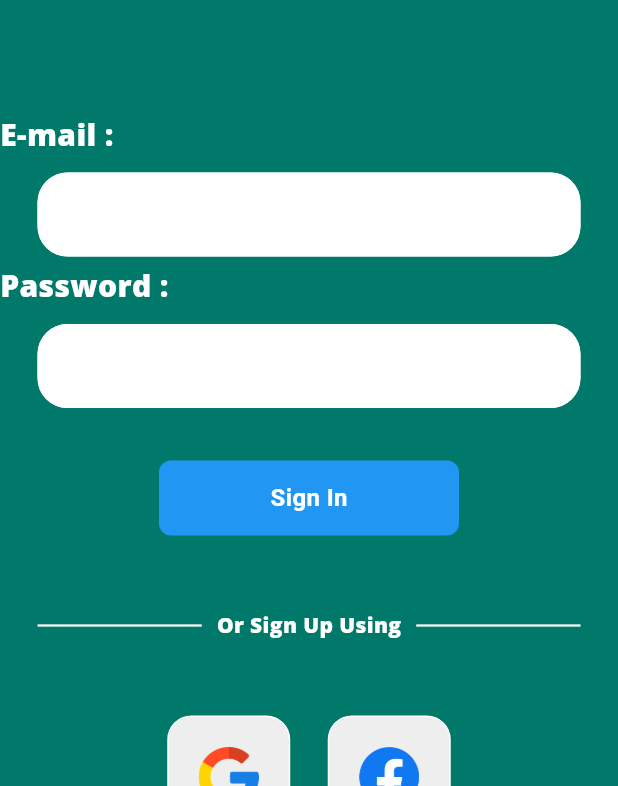
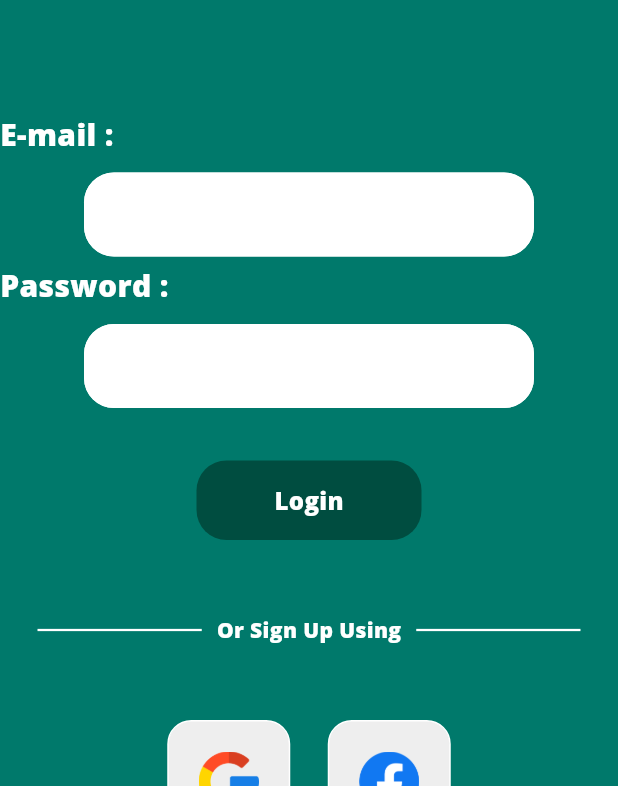
Before and after one commit to w1nx345/StudyHub_Frontend, a Flutter app: the screen it shows after launch, on a phone screen of 412 x 824 dp, the part 450-1236 px from its top. Run offline on Flutter 3.47's test engine with Material 3 defaults, Android fonts, the phone set to English and light mode, and no system bars; our stand-ins replace bubble, flutter_card_swiper, flutter_chat_types, flutter_chat_ui, flutter_secure_storage, google_fonts and 2 more.

Commit message:
Update UI components

```diff
--- a/lib/components/my_button.dart
+++ b/lib/components/my_button.dart
@@ -1,33 +1,31 @@
 import 'package:flutter/material.dart';
 
 class MyButton extends StatelessWidget {
-  final VoidCallback onTap;
-  final double width;
+  final Function()? onTap;
+  final double? width;
 
-  const MyButton({
-    required this.onTap,
-    required this.width,
-    Key? key,
-  }) : super(key: key);
+  const MyButton({super.key, required this.onTap, this.width});
 
   @override
   Widget build(BuildContext context) {
     return GestureDetector(
       onTap: onTap,
       child: Container(
-        width: width,
-        height: 50,
+        width: 150,
+        padding: const EdgeInsets.all(15),
+        margin: const EdgeInsets.symmetric(horizontal: 15),
         decoration: BoxDecoration(
-          color: Colors.blue,
-          borderRadius: BorderRadius.circular(8),
+          color: Color(0xFF004D40),
+          borderRadius: BorderRadius.circular(20),
         ),
-        child: Center(
+        child: const Center(
           child: Text(
-            'Sign In',
+            "Login",
             style: TextStyle(
               color: Colors.white,
               fontWeight: FontWeight.bold,
               fontSize: 16,
+              fontFamily: 'OpenSans',
             ),
           ),
         ),
--- a/lib/components/my_textfield.dart
+++ b/lib/components/my_textfield.dart
@@ -1,34 +1,40 @@
 import 'package:flutter/material.dart';
 
 class MyTextField extends StatelessWidget {
-  final controller;
+  final TextEditingController controller;
   final bool obscureText;
+  final double width;
 
   const MyTextField({
     super.key,
     required this.controller,
     required this.obscureText,
+    this.width = 300,
   });
 
   @override
   Widget build(BuildContext context) {
     return Padding(
       padding: const EdgeInsets.symmetric(horizontal: 25.0),
-      child: TextField(
-        controller: controller,
-        obscureText: obscureText,
-        decoration: InputDecoration(
+      child: SizedBox(
+        width: width,
+        child: TextField(
+          controller: controller,
+          obscureText: obscureText,
+          decoration: InputDecoration(
             enabledBorder: OutlineInputBorder(
               borderSide: const BorderSide(color: Colors.white),
               borderRadius: BorderRadius.circular(20),
             ),
             focusedBorder: OutlineInputBorder(
-              borderSide: BorderSide(color: Colors.white),
+              borderSide: const BorderSide(color: Colors.white),
               borderRadius: BorderRadius.circular(20),
             ),
             fillColor: Colors.white,
             filled: true,
-            hintStyle: const TextStyle(color: Colors.white)),
+            hintStyle: const TextStyle(color: Colors.white),
+          ),
+        ),
       ),
     );
   }
```
